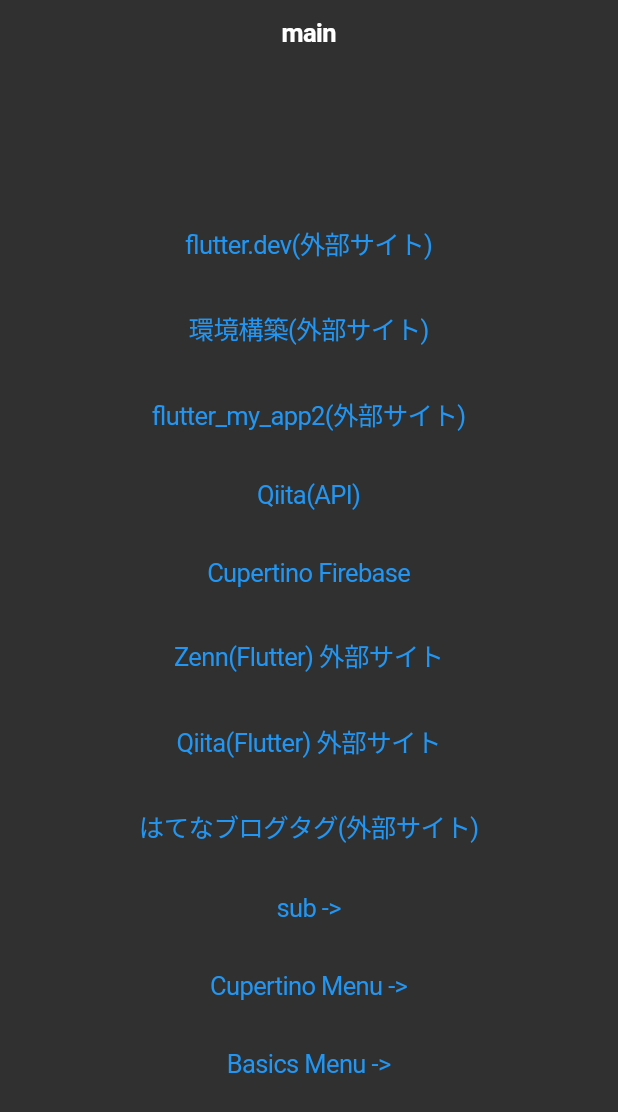
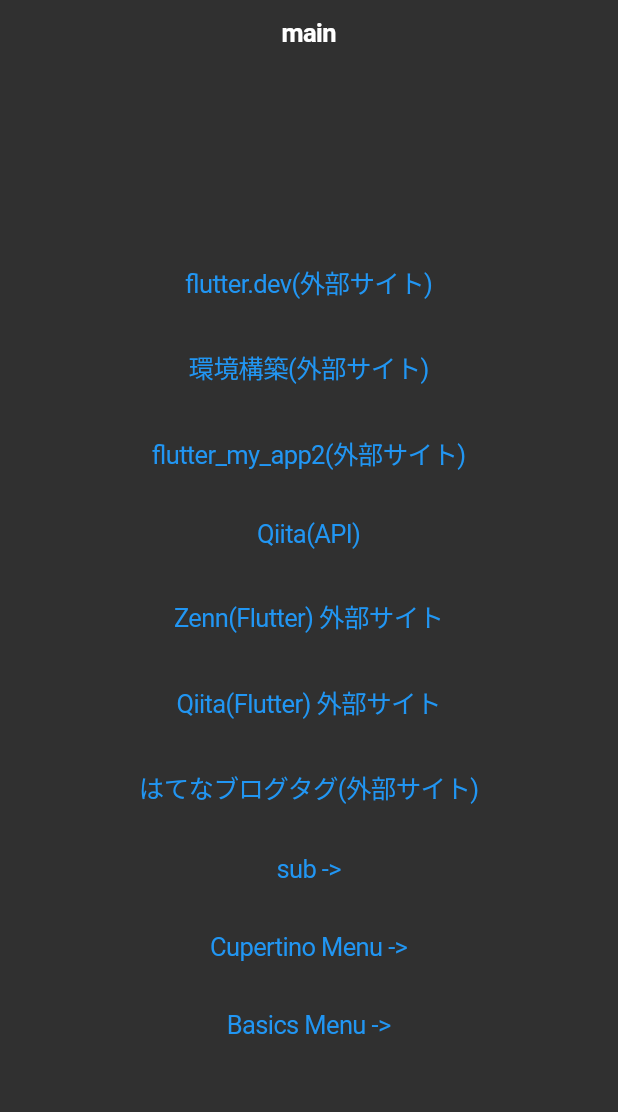
Before and after one commit to hiroyuki12/flutter_my_app2, a Flutter app: the screen it shows after launch, on a phone screen of 412 x 824 dp. Shown: the top 1112 px of the screen. Run offline on Flutter 3.47's test engine with Material 2 defaults, Android fonts, the phone set to English and light mode, and no system bars; our stand-ins replace firebase_auth, firebase_core, firebase_database, flutter_signin_button, local_auth, shared_preferences and 1 more; missing offline and left inert: flutter_share, sqlite_viewer; accounts and stored records are empty.

Commit message:
Remove Firebase.

```diff
--- a/lib/main.dart
+++ b/lib/main.dart
@@ -1,17 +1,17 @@
 import 'package:flutter/material.dart';
 import 'package:url_launcher/url_launcher.dart';
 import 'package:flutter/cupertino.dart';
-import 'package:firebase_core/firebase_core.dart';
+//import 'package:firebase_core/firebase_core.dart';
 import 'pages/QiitaScreen.dart';
 import 'pages/Cupertino/CupertinoMenu.dart';
 import 'pages/Cupertino/CupertinoSub.dart';
 import 'pages/Basics/BasicsMenu.dart';
 import 'pages/CupertinoWebView.dart';
-import 'pages/Firebase/CupertinoFirebase.dart';
+//import 'pages/Firebase/CupertinoFirebase.dart';
 
 void main() {
-  WidgetsFlutterBinding.ensureInitialized();
-  Firebase.initializeApp();
+  //WidgetsFlutterBinding.ensureInitialized();
+  //Firebase.initializeApp();
   runApp(const MyApp());
 }
 
@@ -70,11 +70,11 @@ class _MyHomePageState extends State<MyHomePage> {
               onPressed: () => Navigator.push(
                   context, MaterialPageRoute(builder: (context) => Qiita())),
             ),
-            CupertinoButton(
+            /*CupertinoButton(
               child: Text("Cupertino Firebase"),
               onPressed: () => Navigator.push(context,
                   MaterialPageRoute(builder: (context) => CupertinoFirebase())),
-            ),
+            ),*/
             CupertinoButton(
                 child: Text("Zenn(Flutter) 外部サイト"),
                 onPressed: () async {
--- a/lib/pages/Cupertino/CupertinoSub.dart
+++ b/lib/pages/Cupertino/CupertinoSub.dart
@@ -1,7 +1,7 @@
 import 'package:flutter/material.dart';
 import 'package:flutter/cupertino.dart';
 import 'DarkModeColor.dart';
-import '../Firebase/CupertinoFirebaseSignup.dart';
+//import '../Firebase/CupertinoFirebaseSignup.dart';
 
 class CupertinoSub extends StatefulWidget {
   @override
@@ -26,13 +26,13 @@ class _State extends State<CupertinoSub> {
       child: Center(
         child: Column(
           children: <Widget>[
-            CupertinoButton(
+            /*CupertinoButton(
               child: Text("(Need API Key) Firebase(signup)"),
               onPressed: () => Navigator.push(
                   context,
                   MaterialPageRoute(
                       builder: (context) => CupertinoFirebaseSignup())),
-            ),
+            ),*/
 
           ],
         ),
--- a/pubspec.yaml
+++ b/pubspec.yaml
@@ -42,9 +42,6 @@ dependencies:
   flutter_signin_button: ^2.0.0
   sqlite_viewer: ^1.0.5
   url_launcher: ^6.0.18
-  firebase_core: ^1.12.0
-  firebase_database: ^9.0.6
-  firebase_auth: ^3.3.7
 
 dev_dependencies:
   flutter_test:
```
Also changed, not shown: pubspec.lock, 1 other file.
